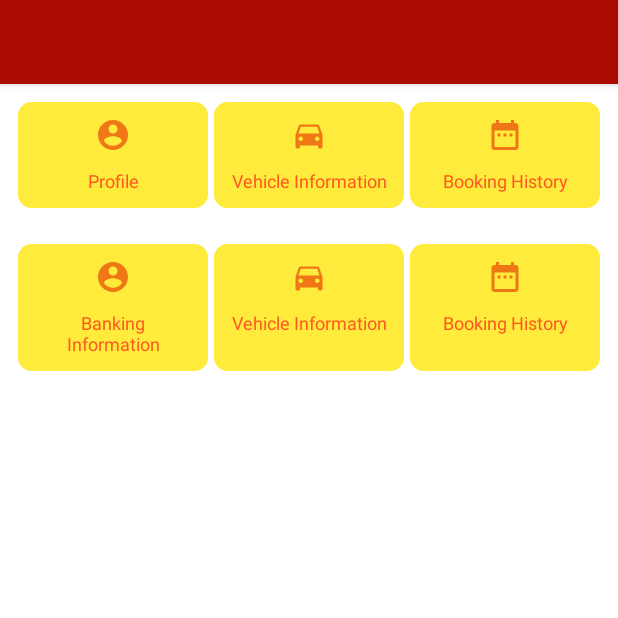
After one commit to AbhiDerek/XitDriver, an Android app: the fragment Dashboard placed in its activity, on a phone screen of 412 x 824 dp, the top half of it. The commit adds this screen. Run offline under Robolectric (Android 15) with nearby library versions, the phone set to English and light mode, and no system bars; 1 statement that could not run was skipped.

Commit message:
First Commit

```diff
--- a/app/build.gradle
+++ b/app/build.gradle
@@ -60,6 +60,7 @@ dependencies {
     implementation 'com.google.android.gms:play-services-location:17.0.0'
 
     implementation 'com.google.firebase:firebase-messaging:20.0.0'
+    implementation 'com.google.firebase:firebase-analytics:17.2.0'
 
     implementation 'com.google.code.gson:gson:2.8.5'
 
--- a/app/src/main/AndroidManifest.xml
+++ b/app/src/main/AndroidManifest.xml
@@ -62,6 +62,7 @@
         <activity
                 android:name=".home.HomeActivity"
                 android:label="@string/title_activity_home"
+                android:screenOrientation="portrait"
                 android:theme="@style/AppTheme.NoActionBar">
         </activity>
 
--- a/app/src/main/java/com/app/xit/firebasecloudmesseging/PassengerRequestReceiver.kt
+++ b/app/src/main/java/com/app/xit/firebasecloudmesseging/PassengerRequestReceiver.kt
@@ -12,6 +12,11 @@ class PassengerRequestReceiver : BroadcastReceiver(){
 
     override fun onReceive(context: Context?, intent: Intent?) {
         val booking_id =intent?.getStringExtra("booking_id")
+        val pickAddress =intent?.getStringExtra("pick_address")
+        val dropAddress =intent?.getStringExtra("drop_address")
+        val payMode =intent?.getStringExtra("pay_mode")
+        val passengerRequest =intent?.getBooleanExtra("is_passenger_request", false)
+
         val acceptRequest = intent?.getBooleanExtra("accept_request", false)
         Log.i(TAG, "Booking id $booking_id")
 
--- /dev/null
+++ b/app/src/main/java/com/app/xit/home/Dashboard.kt
@@ -0,0 +1,44 @@
+package com.app.xit.home
+
+import android.os.Bundle
+import android.view.LayoutInflater
+import android.view.View
+import android.view.ViewGroup
+import android.widget.TextView
+import androidx.fragment.app.Fragment
+import com.app.xit.R
+import com.app.xit.utill.AppConstants
+import kotlinx.android.synthetic.main.fragmemt_dashboard.view.*
+
+class Dashboard : Fragment(){
+
+    lateinit var tvProfile: TextView
+    lateinit var tvVehicleInformation: TextView
+    lateinit var tvBookingHistory: TextView
+
+    override fun onCreateView(inflater: LayoutInflater, container: ViewGroup?, savedInstanceState: Bundle?): View? {
+        val view = inflater.inflate(R.layout.fragmemt_dashboard, null)
+
+        initialize(view)
+        return view
+    }
+
+    fun initialize(view: View){
+
+        tvProfile = view.tv_profile
+        tvVehicleInformation = view.tv_vehicle_infor
+        tvBookingHistory = view.tv_history
+
+        tvProfile.setOnClickListener {
+            (requireActivity() as HomeActivity).onPageChange(AppConstants.profilePage)
+        }
+
+        tvVehicleInformation.setOnClickListener {
+            (requireActivity() as HomeActivity).onPageChange(AppConstants.vehicleInformationPage)
+        }
+
+        tvBookingHistory.setOnClickListener {
+            (requireActivity() as HomeActivity).onPageChange(AppConstants.bookingHistoryPage)
+        }
+    }
+}
--- /dev/null
+++ b/app/src/main/java/com/app/xit/home/PageNavigation.kt
@@ -0,0 +1,7 @@
+package com.app.xit.home
+
+interface PageNavigation {
+
+    fun onPageChange(pageName: String)
+
+}
--- a/app/src/main/java/com/app/xit/home/viewmodel/HomeActivityViewModel.kt
+++ b/app/src/main/java/com/app/xit/home/viewmodel/HomeActivityViewModel.kt
@@ -8,7 +8,7 @@ import com.app.xit.location.BookingSingleton
 
 class HomeActivityViewModel: ViewModel() {
 
-      /*
+
        var locData: MutableLiveData<BookingData> = MutableLiveData<BookingData>()
         //        var locData2: MutableLiveData<BookingData> by lazy { MutableLiveData<BookingData>() }
 
@@ -22,9 +22,5 @@ class HomeActivityViewModel: ViewModel() {
             return bookingSingleton
         }
 
-        */
-
-
-
 
 }
--- a/app/src/main/java/com/app/xit/utill/AppConstants.kt
+++ b/app/src/main/java/com/app/xit/utill/AppConstants.kt
@@ -21,5 +21,9 @@ object AppConstants{
     val driverRegisteration = baseUrl+"individual_registration.php"
     val driverLogin = baseUrl+"driver_login.php"
 
-
+    val homePage = "Home Page"
+    val profilePage = "Profile Page"
+    val vehicleInformationPage = "Vehicle Information"
+    val bookingHistoryPage = "Booking History"
+    val bookingInformationPage = "Booking Information"
 }
--- /dev/null
+++ b/app/src/main/res/drawable/ic_calendar.xml
@@ -0,0 +1,5 @@
+<vector android:alpha="0.9" android:height="24dp" android:tint="#EE6A11"
+    android:viewportHeight="24.0" android:viewportWidth="24.0"
+    android:width="24dp" xmlns:android="http://schemas.android.com/apk/res/android">
+    <path android:fillColor="#FF000000" android:pathData="M9,11L7,11v2h2v-2zM13,11h-2v2h2v-2zM17,11h-2v2h2v-2zM19,4h-1L18,2h-2v2L8,4L8,2L6,2v2L5,4c-1.11,0 -1.99,0.9 -1.99,2L3,20c0,1.1 0.89,2 2,2h14c1.1,0 2,-0.9 2,-2L21,6c0,-1.1 -0.9,-2 -2,-2zM19,20L5,20L5,9h14v11z"/>
+</vector>
--- /dev/null
+++ b/app/src/main/res/drawable/ic_car.xml
@@ -0,0 +1,5 @@
+<vector android:alpha="0.9" android:height="24dp" android:tint="#EE6A11"
+    android:viewportHeight="24.0" android:viewportWidth="24.0"
+    android:width="24dp" xmlns:android="http://schemas.android.com/apk/res/android">
+    <path android:fillColor="#FF000000" android:pathData="M18.92,6.01C18.72,5.42 18.16,5 17.5,5h-11c-0.66,0 -1.21,0.42 -1.42,1.01L3,12v8c0,0.55 0.45,1 1,1h1c0.55,0 1,-0.45 1,-1v-1h12v1c0,0.55 0.45,1 1,1h1c0.55,0 1,-0.45 1,-1v-8l-2.08,-5.99zM6.5,16c-0.83,0 -1.5,-0.67 -1.5,-1.5S5.67,13 6.5,13s1.5,0.67 1.5,1.5S7.33,16 6.5,16zM17.5,16c-0.83,0 -1.5,-0.67 -1.5,-1.5s0.67,-1.5 1.5,-1.5 1.5,0.67 1.5,1.5 -0.67,1.5 -1.5,1.5zM5,11l1.5,-4.5h11L19,11L5,11z"/>
+</vector>
--- /dev/null
+++ b/app/src/main/res/drawable/ic_profile.xml
@@ -0,0 +1,5 @@
+<vector android:alpha="0.9" android:height="24dp" android:tint="#EE6A11"
+    android:viewportHeight="24.0" android:viewportWidth="24.0"
+    android:width="24dp" xmlns:android="http://schemas.android.com/apk/res/android">
+    <path android:fillColor="#FF000000" android:pathData="M12,2C6.48,2 2,6.48 2,12s4.48,10 10,10 10,-4.48 10,-10S17.52,2 12,2zM12,5c1.66,0 3,1.34 3,3s-1.34,3 -3,3 -3,-1.34 -3,-3 1.34,-3 3,-3zM12,19.2c-2.5,0 -4.71,-1.28 -6,-3.22 0.03,-1.99 4,-3.08 6,-3.08 1.99,0 5.97,1.09 6,3.08 -1.29,1.94 -3.5,3.22 -6,3.22z"/>
+</vector>
--- /dev/null
+++ b/app/src/main/res/drawable/rectangle_background.xml
@@ -0,0 +1,18 @@
+<?xml version="1.0" encoding="utf-8"?>
+<shape xmlns:android="http://schemas.android.com/apk/res/android"
+        android:shape="rectangle" >
+
+    <corners
+            android:bottomLeftRadius="8dp"
+            android:bottomRightRadius="8dp"
+            android:radius="0.1dp"
+            android:topLeftRadius="8dp"
+            android:topRightRadius="8dp" />
+
+    <solid android:color="@color/yellow" />
+
+    <stroke
+            android:width="2dp"
+            android:color="@color/yellow" />
+
+</shape>
--- /dev/null
+++ b/app/src/main/res/layout/fragmemt_dashboard.xml
@@ -0,0 +1,117 @@
+<?xml version="1.0" encoding="utf-8"?>
+<LinearLayout xmlns:android="http://schemas.android.com/apk/res/android"
+        android:orientation="vertical"
+        android:layout_width="match_parent"
+        android:layout_height="match_parent"
+        android:background="@color/white">
+
+    <LinearLayout
+            android:layout_width="match_parent"
+            android:layout_height="wrap_content"
+            android:weightSum="3"
+            android:padding="@dimen/padding_10dp"
+            android:gravity="center_vertical"
+            android:orientation="horizontal">
+
+        <TextView
+                android:id="@+id/tv_profile"
+                android:layout_width="match_parent"
+                android:layout_height="match_parent"
+                android:layout_weight="1"
+                android:gravity="center_horizontal"
+                android:padding="@dimen/padding_10dp"
+                android:drawablePadding="@dimen/padding_10dp"
+                android:background="@drawable/rectangle_background"
+                android:drawableTop="@drawable/ic_profile"
+                android:textColor="@color/txt_color"
+                android:layout_margin="@dimen/padding_2dp"
+                android:textSize="@dimen/text_size_12"
+                android:text="Profile"/>
+
+        <TextView
+                android:id="@+id/tv_vehicle_infor"
+                android:layout_width="match_parent"
+                android:layout_height="match_parent"
+                android:layout_weight="1"
+                android:gravity="center_horizontal"
+                android:padding="@dimen/padding_10dp"
+                android:drawablePadding="@dimen/padding_10dp"
+                android:background="@drawable/rectangle_background"
+                android:drawableTop="@drawable/ic_car"
+                android:textColor="@color/txt_color"
+                android:layout_margin="@dimen/padding_2dp"
+                android:textSize="@dimen/text_size_12"
+                android:text="Vehicle Information"/>
+
+        <TextView
+                android:id="@+id/tv_history"
+                android:layout_width="match_parent"
+                android:layout_height="match_parent"
+                android:layout_weight="1"
+                android:gravity="center_horizontal"
+                android:padding="@dimen/padding_10dp"
+                android:drawablePadding="@dimen/padding_10dp"
+                android:background="@drawable/rectangle_background"
+                android:drawableTop="@drawable/ic_calendar"
+                android:textColor="@color/txt_color"
+                android:layout_margin="@dimen/padding_2dp"
+                android:textSize="@dimen/text_size_12"
+                android:text="Booking History"/>
+
+    </LinearLayout>
+
+
+    <LinearLayout
+            android:layout_width="match_parent"
+            android:layout_height="wrap_content"
+            android:weightSum="3"
+            android:padding="@dimen/padding_10dp"
+            android:gravity="center_vertical"
+            android:orientation="horizontal">
+
+        <TextView
+                android:id="@+id/tv_banking"
+                android:layout_width="match_parent"
+                android:layout_height="match_parent"
+                android:layout_weight="1"
+                android:gravity="center_horizontal"
+                android:padding="@dimen/padding_10dp"
+                android:drawablePadding="@dimen/padding_10dp"
+                android:background="@drawable/rectangle_background"
+                android:drawableTop="@drawable/ic_profile"
+                android:textColor="@color/txt_color"
+                android:layout_margin="@dimen/padding_2dp"
+                android:textSize="@dimen/text_size_12"
+                android:text="Banking Information"/>
+
+        <TextView
+                android:layout_width="match_parent"
+                android:layout_height="match_parent"
+                android:layout_weight="1"
+                android:gravity="center_horizontal"
+                android:padding="@dimen/padding_10dp"
+                android:drawablePadding="@dimen/padding_10dp"
+                android:background="@drawable/rectangle_background"
+                android:drawableTop="@drawable/ic_car"
+                android:textColor="@color/txt_color"
+                android:layout_margin="@dimen/padding_2dp"
+                android:textSize="@dimen/text_size_12"
+                android:text="Vehicle Information"/>
+
+        <TextView
+                android:layout_width="match_parent"
+                android:layout_height="match_parent"
+                android:layout_weight="1"
+                android:gravity="center_horizontal"
+                android:padding="@dimen/padding_10dp"
+                android:drawablePadding="@dimen/padding_10dp"
+                android:background="@drawable/rectangle_background"
+                android:drawableTop="@drawable/ic_calendar"
+                android:textColor="@color/txt_color"
+                android:layout_margin="@dimen/padding_2dp"
+                android:textSize="@dimen/text_size_12"
+                android:text="Booking History"/>
+
+    </LinearLayout>
+
+</LinearLayout>
--- a/app/src/main/res/menu/activity_home_drawer.xml
+++ b/app/src/main/res/menu/activity_home_drawer.xml
@@ -8,27 +8,28 @@
                 android:id="@+id/nav_home"
                 android:icon="@drawable/ic_menu_camera"
                 android:title="@string/menu_home"/>
-        <item
+    <!--    <item
                 android:id="@+id/nav_profile"
                 android:icon="@drawable/ic_menu_gallery"
                 android:title="@string/menu_profile"/>
         <item
                 android:id="@+id/nav_history"
                 android:icon="@drawable/ic_menu_slideshow"
-                android:title="@string/menu_history"/>
-        <!--<item-->
-                <!--android:id="@+id/nav_tools"-->
-                <!--android:icon="@drawable/ic_menu_manage"-->
-                <!--android:title="@string/menu_tools"/>-->
+                android:title="@string/menu_history"/>-->
+        <item
+                android:id="@+id/nav_dashboard"
+                android:icon="@drawable/ic_menu_manage"
+                android:title="@string/dashboard"/>
     </group>
 
     <item android:title="Communicate"
           >
         <menu>
-            <item
-                    android:id="@+id/nav_contact"
-                    android:icon="@drawable/ic_menu_share"
-                    android:title="@string/menu_contact"/>
+<!--            <item-->
+<!--                    android:id="@+id/nav_contact"-->
+<!--                    android:icon="@drawable/ic_menu_share"-->
+<!--                    android:title="@string/menu_contact"/>-->
+
             <item
                     android:id="@+id/nav_logout"
                     android:icon="@drawable/ic_menu_send"
--- a/app/src/main/res/values/colors.xml
+++ b/app/src/main/res/values/colors.xml
@@ -14,4 +14,6 @@
     <color name="request_accept">#44A848</color>
     <color name="request_reject">#C01B1B</color>
     <color name="route_color">#0D4210</color>
+    <color name="txt_color">#FF5722</color>
+    <color name="yellow">#FFEB3B</color>
 </resources>
--- a/app/src/main/res/values/dimens.xml
+++ b/app/src/main/res/values/dimens.xml
@@ -2,6 +2,7 @@
 <resources>
     <dimen name="margin_15">15dp</dimen>
     <dimen name="margin_10">10dp</dimen>
+    <dimen name="padding_2dp">2dp</dimen>
     <dimen name="padding_5dp">5dp</dimen>
     <dimen name="padding_10dp">10dp</dimen>
     <dimen name="padding_15dp">15dp</dimen>
--- a/app/src/main/res/values/strings.xml
+++ b/app/src/main/res/values/strings.xml
@@ -24,5 +24,6 @@
     <string name="default_notification_channel_id" translatable="false">fcm_default_channel</string>
     <string name="fcm_message">FCM Message</string>
     <string name="driver_reached">DRIVER REACHED</string>
+    <string name="dashboard">Dashboard</string>
 
 </resources>
```
Also changed, not shown: app/src/main/java/com/app/xit/firebasecloudmesseging/FCMService.kt (+42 -27 lines), app/src/main/java/com/app/xit/home/HomeActivity.kt (+33 -14 lines), app/src/main/java/com/app/xit/home/HomeFragment.kt (+16 -6 lines).
